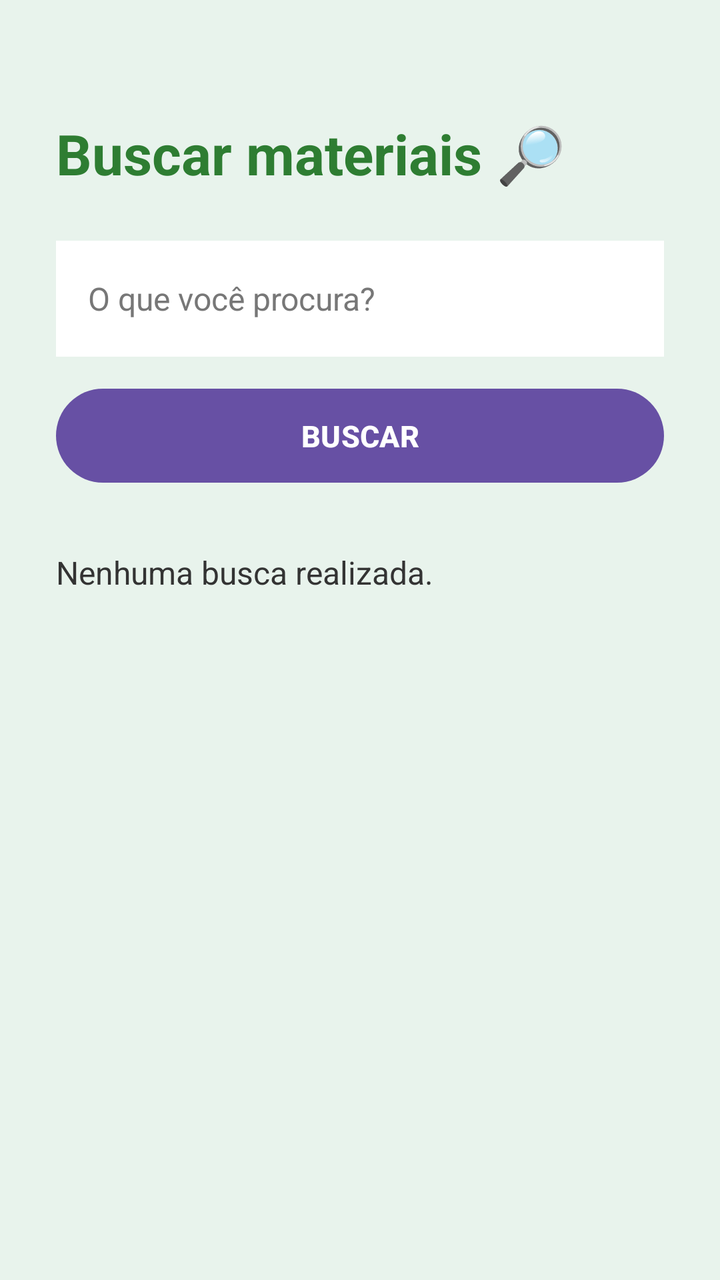
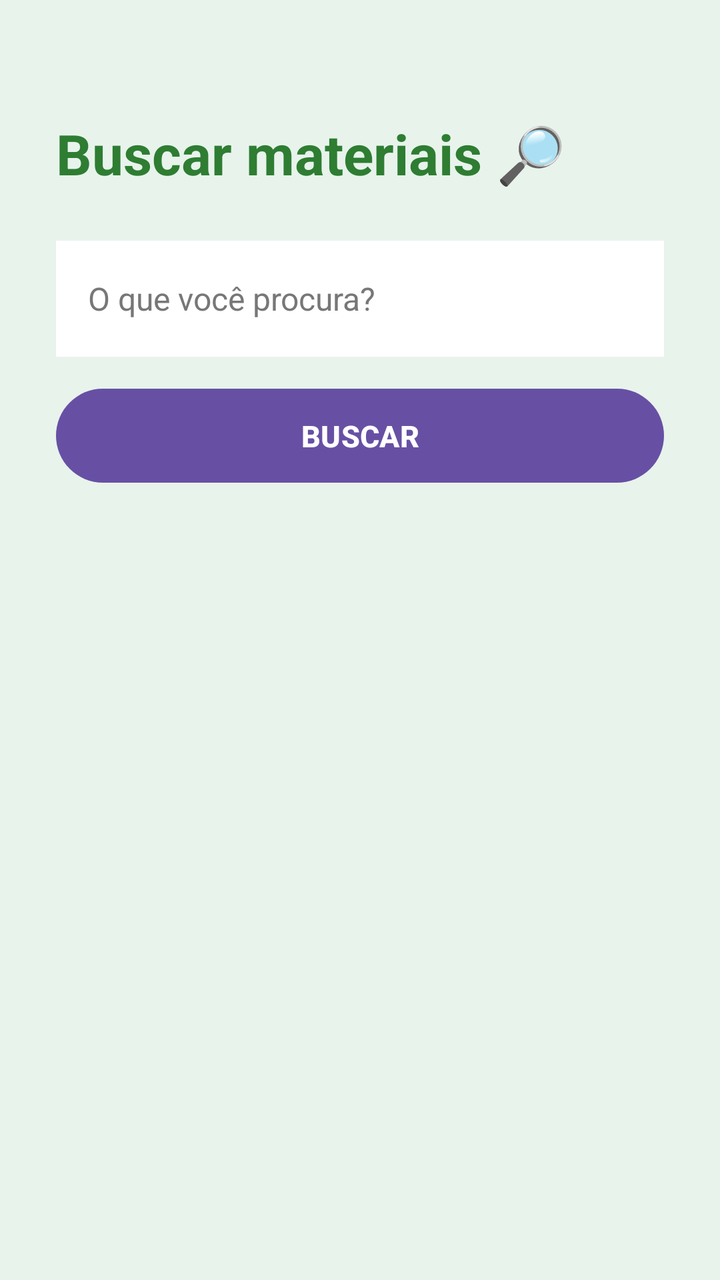

Two renders of the same Android screen: before a commit and after it. Below are the layout's source before the change and the commit's diff.
<!-- AndroidManifest.xml: application theme Theme.Projeto -->
<!-- res/layout/fragment_fifth.xml -->
<?xml version="1.0" encoding="utf-8"?>
<LinearLayout
    xmlns:android="http://schemas.android.com/apk/res/android"
    android:layout_width="match_parent"
    android:layout_height="match_parent"
    android:orientation="vertical"
    android:padding="28dp"
    android:background="#E8F3EC">

    <TextView
        android:layout_width="match_parent"
        android:layout_height="wrap_content"
        android:layout_marginTop="30dp"
        android:text="Buscar materiais 🔎"
        android:textColor="#2E7D32"
        android:textSize="28sp"
        android:textStyle="bold"/>

    <EditText
        android:id="@+id/edtBusca"
        android:layout_width="match_parent"
        android:layout_height="58dp"
        android:layout_marginTop="25dp"
        android:background="#FFFFFF"
        android:hint="O que você procura?"
        android:textColor="#222222"
        android:textColorHint="#777777"
        android:textSize="16sp"
        android:paddingStart="16dp"
        android:paddingEnd="16dp"/>

    <Button
        android:id="@+id/btnBuscar"
        android:layout_width="match_parent"
        android:layout_height="55dp"
        android:layout_marginTop="12dp"
        android:text="BUSCAR"
        android:textSize="15sp"
        android:textStyle="bold"/>

    <TextView
        android:id="@+id/tvResultado"
        android:layout_width="match_parent"
        android:layout_height="wrap_content"
        android:layout_marginTop="30dp"
        android:text="Nenhuma busca realizada."
        android:textColor="#333333"
        android:textSize="16sp"/>

</LinearLayout>
<!-- resources referenced by this layout -->
<resources>
  <style name="Theme.Projeto" parent="Base.Theme.Projeto" />
  <style name="Base.Theme.Projeto" parent="Theme.Material3.DayNight.NoActionBar">
          
          
      </style>
</resources>

<!-- the commit's change to res/layout/fragment_fifth.xml (unified diff, before → after) -->
@@ -38,13 +38,11 @@
         android:textSize="15sp"
         android:textStyle="bold"/>
 
-    <TextView
-        android:id="@+id/tvResultado"
+    <androidx.recyclerview.widget.RecyclerView
+        android:id="@+id/recyclerProdutos"
         android:layout_width="match_parent"
-        android:layout_height="wrap_content"
-        android:layout_marginTop="30dp"
-        android:text="Nenhuma busca realizada."
-        android:textColor="#333333"
-        android:textSize="16sp"/>
+        android:layout_height="0dp"
+        android:layout_weight="1"
+        android:layout_marginTop="20dp"/>
 
 </LinearLayout>
